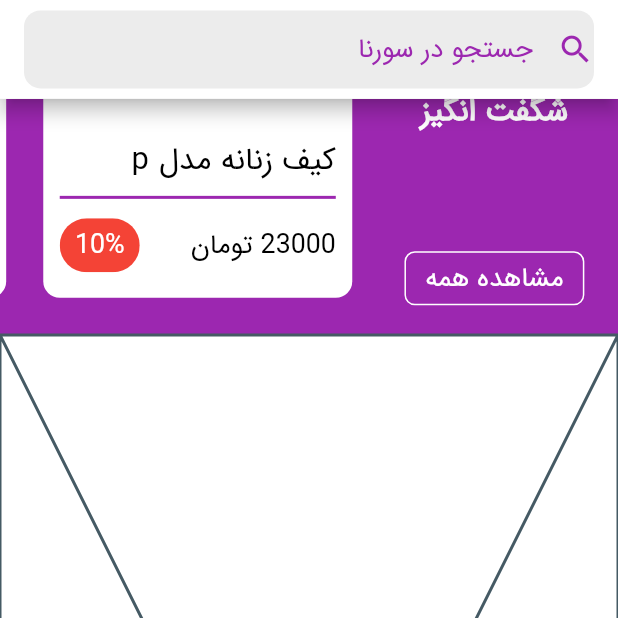
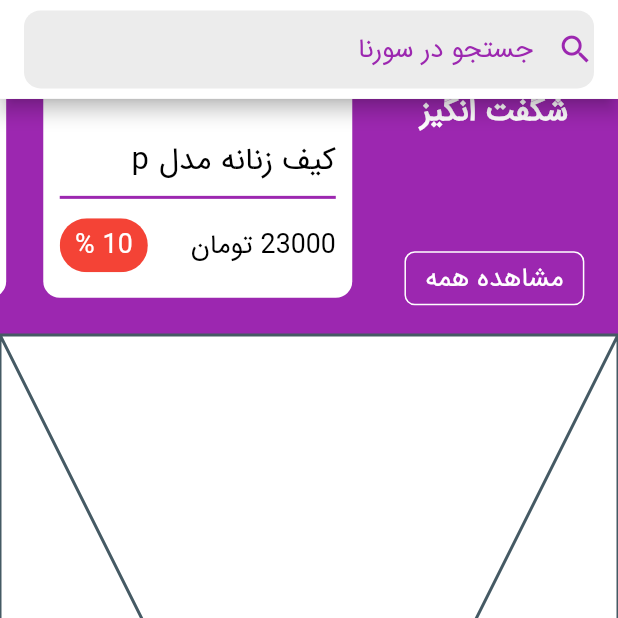
Before and after one commit to amirhossein-jahangiri/surena_store_application, a Flutter app: the screen it shows after launch, scrolled down 576 dp, on a phone screen of 412 x 824 dp, the top half of it. Run offline on Flutter 3.47's test engine with Material 2 defaults, Android fonts, the phone set to English and light mode, and no system bars; our stand-ins replace cached_network_image, carousel_slider, flutter_svg, shimmer, sizer; network calls fail.

Commit message:
get value from constructor

```diff
--- a/lib/views/screens/product_overview_screen/product_overview_screen_widgets/product_price_with_discount.dart
+++ b/lib/views/screens/product_overview_screen/product_overview_screen_widgets/product_price_with_discount.dart
@@ -6,7 +6,12 @@ import '/views/widgets/custom_product_price_widget.dart';
 // todo display products price and products discount in amazing products section
 
 class ProductPriceWithDiscount extends StatelessWidget {
+  final String? price;
+  final String? discountPercent;
+
   const ProductPriceWithDiscount({
+    this.price,
+    this.discountPercent,
     Key? key,
   }) : super(key: key);
 
@@ -14,10 +19,10 @@ class ProductPriceWithDiscount extends StatelessWidget {
   Widget build(BuildContext context) {
     return Row(
       children: [
-        const Expanded(
-          child: CustomProductPriceWidget(title: '23000 تومان',),
+        Expanded(
+          child: CustomProductPriceWidget(title: price),
         ),
-        CustomChipWidget(label: '10%', color: Theme.of(context).colorScheme.error),
+        CustomChipWidget(label: discountPercent, color: Theme.of(context).colorScheme.error),
       ],
     );
   }
```
